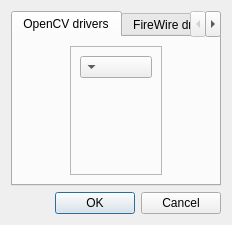
This is src/CameraDialog.ui in markus-wa/glmixer-mirror as Qt 5 draws it before an edit. The edited form follows.
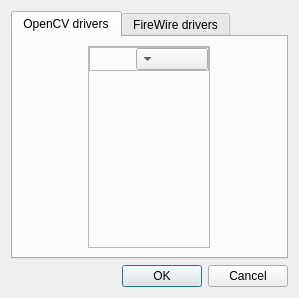
This is the edited form. Icons and pictures are not drawn.

Commit message: Improved CameraDialog GUI & bug fixed (added refresh detection button)

```diff
--- a/src/CameraDialog.ui
+++ b/src/CameraDialog.ui
@@ -9,8 +9,8 @@
    <rect>
     <x>0</x>
     <y>0</y>
-    <width>232</width>
-    <height>225</height>
+    <width>299</width>
+    <height>298</height>
    </rect>
   </property>
   <property name="windowTitle">
@@ -22,6 +22,9 @@
   <layout class="QVBoxLayout" name="verticalLayout">
    <item>
     <widget class="QTabWidget" name="tabWidget">
+     <property name="enabled">
+      <bool>true</bool>
+     </property>
      <property name="currentIndex">
       <number>0</number>
      </property>
@@ -32,9 +35,9 @@
       <attribute name="title">
        <string>OpenCV drivers</string>
       </attribute>
-      <layout class="QHBoxLayout" name="horizontalLayout">
+      <layout class="QHBoxLayout" name="horizontalLayout_2">
        <item>
-        <spacer name="horizontalSpacer">
+        <spacer name="horizontalSpacer_2">
          <property name="orientation">
           <enum>Qt::Horizontal</enum>
          </property>
@@ -55,8 +58,59 @@
           <enum>QFrame::Raised</enum>
          </property>
          <layout class="QVBoxLayout" name="verticalLayout_2">
+          <property name="margin">
+           <number>0</number>
+          </property>
           <item>
-           <widget class="QComboBox" name="opencvComboBox"/>
+           <widget class="QFrame" name="frame_2">
+            <property name="frameShape">
+             <enum>QFrame::StyledPanel</enum>
+            </property>
+            <property name="frameShadow">
+             <enum>QFrame::Raised</enum>
+            </property>
+            <layout class="QHBoxLayout" name="horizontalLayout">
+             <property name="margin">
+              <number>0</number>
+             </property>
+             <item>
+              <widget class="QComboBox" name="opencvComboBox">
+               <property name="sizePolicy">
+                <sizepolicy hsizetype="Expanding" vsizetype="Fixed">
+                 <horstretch>0</horstretch>
+                 <verstretch>0</verstretch>
+                </sizepolicy>
+               </property>
+              </widget>
+             </item>
+             <item>
+              <widget class="QPushButton" name="opencvRefreshButton">
+               <property name="sizePolicy">
+                <sizepolicy hsizetype="Maximum" vsizetype="Fixed">
+                 <horstretch>0</horstretch>
+                 <verstretch>0</verstretch>
+                </sizepolicy>
+               </property>
+               <property name="text">
+                <string/>
+               </property>
+               <property name="icon">
+                <iconset resource="../icons.qrc">
+                 <normaloff>:/glmixer/icons/view-refresh.png</normaloff>:/glmixer/icons/view-refresh.png</iconset>
+               </property>
+               <property name="iconSize">
+                <size>
+                 <width>18</width>
+                 <height>18</height>
+                </size>
+               </property>
+               <property name="flat">
+                <bool>true</bool>
+               </property>
+              </widget>
+             </item>
+            </layout>
+           </widget>
           </item>
           <item>
            <spacer name="verticalSpacer">
@@ -75,7 +129,7 @@
         </widget>
        </item>
        <item>
-        <spacer name="horizontalSpacer_2">
+        <spacer name="horizontalSpacer">
          <property name="orientation">
           <enum>Qt::Horizontal</enum>
          </property>
```
Left out of the diff: 7 changed lines with no effect on the pictures. The commit also changes 2 other files.
